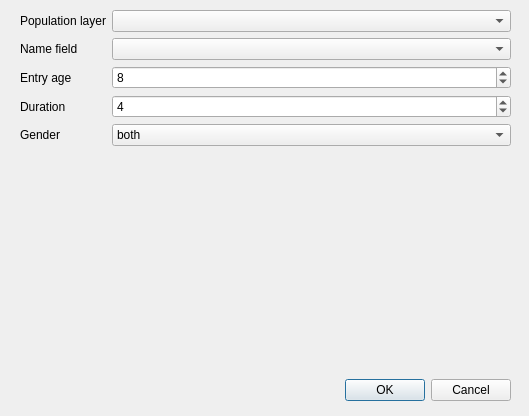
Old version of the form sprague_plugin/calculate_ages.ui in the repository Geojuffie/HackingEDPlanning-Team5-QGISNL.
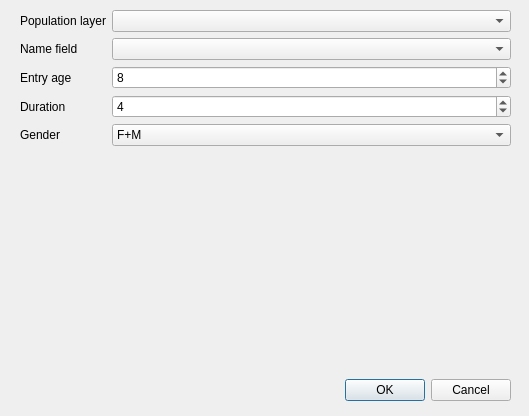
New version of the form. Custom widgets are drawn as their Qt base class.

```diff
--- a/sprague_plugin/calculate_ages.ui
+++ b/sprague_plugin/calculate_ages.ui
@@ -93,7 +93,7 @@
        <widget class="QComboBox" name="combo_gender">
         <item>
          <property name="text">
-          <string>both</string>
+          <string>F+M</string>
          </property>
         </item>
         <item>
```
Left out of the diff: 9 changed lines with no effect on the pictures. Lines whose indentation alone changed are shown as unchanged.
